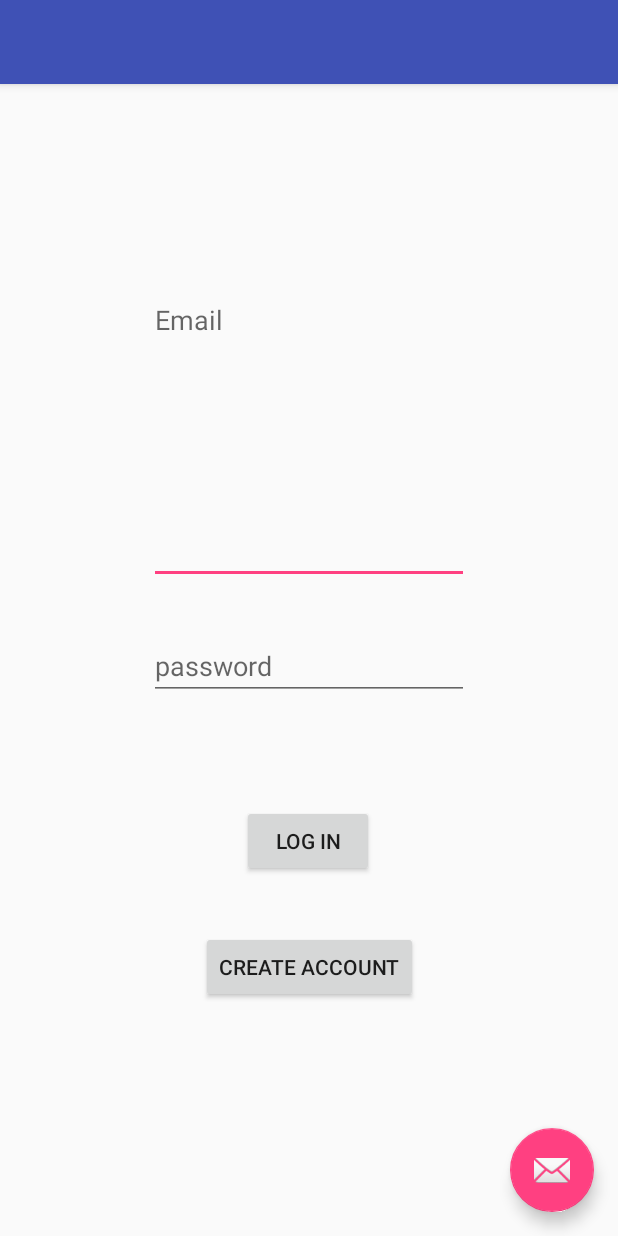
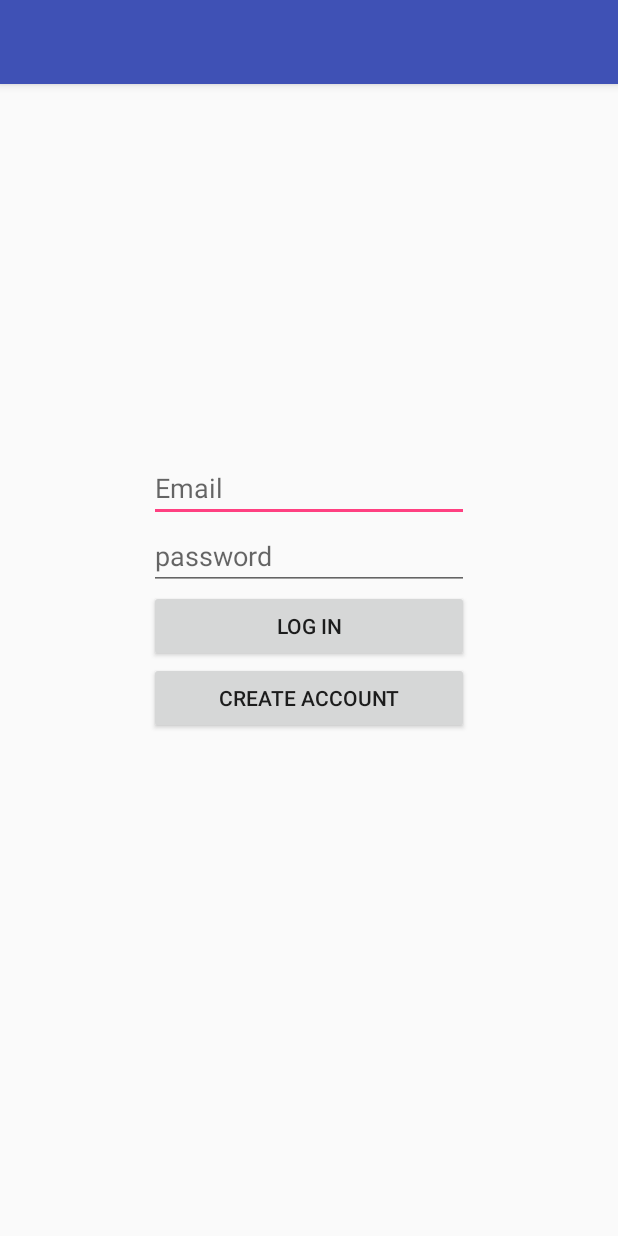
Before and after one commit to krowdedapp/krowdedapp.github.io, an Android app: the LoginActivity screen opened directly, with no data from a screen before it, after a tap on "LOG IN", on a phone screen of 412 x 824 dp. Run offline under Robolectric (Android 15) with nearby library versions, the light colour scheme and no system bars; our stand-ins replace Firebase (no records; nobody signed in at launch, a user with empty details on screens opened directly).

Commit message:
changed redirect to map on account creatation, fixed login form

```diff
--- a/Krowded-Mobile-App/Hello World App/src/main/java/com/example/thebestteam/cs495capstonecomputing/CreateAccount.java
+++ b/Krowded-Mobile-App/Hello World App/src/main/java/com/example/thebestteam/cs495capstonecomputing/CreateAccount.java
@@ -71,8 +71,8 @@ public class CreateAccount extends AppCompatActivity {
                 message = "Account Created";
 
 
-                // Whisk the user away back to the profile view
-                Intent myIntent = new Intent(this, ProfileActivity.class);
+                // Whisk the user away back to the map view
+                Intent myIntent = new Intent(this, MapsActivity.class);
                 startActivity(myIntent);
             }
         } else message = "Passwords Do Not Match";
--- a/Krowded-Mobile-App/Hello World App/src/main/java/com/example/thebestteam/cs495capstonecomputing/User.java
+++ b/Krowded-Mobile-App/Hello World App/src/main/java/com/example/thebestteam/cs495capstonecomputing/User.java
@@ -87,8 +87,9 @@ public class User {
 
 
     // Method to Confirm Log Im
-    public String logIn(final String email, final String password) {
+    public String logIn(String uEmail, final String password) {
         passMatch = false;
+        final String email = uEmail.replace(".","");
 
         // Check if passwords match
         mRoot.child("auth").addListenerForSingleValueEvent(new ValueEventListener() {
@@ -96,10 +97,8 @@ public class User {
             public void onDataChange(DataSnapshot dataSnapshot) {
                 if (dataSnapshot.child(email) == null) { passMatch = false; } // User does not exist
                 else {
-
                     // Grab password from FireBase, compare with supplied password
                     String realPass = dataSnapshot.child(email).child("password").getValue(String.class);
-
                     if (password.equals(realPass)) {
                         passMatch = true;
                     }
--- a/Krowded-Mobile-App/Hello World App/src/main/res/layout/activity_login.xml
+++ b/Krowded-Mobile-App/Hello World App/src/main/res/layout/activity_login.xml
@@ -22,12 +22,4 @@
 
     <include layout="@layout/content_login" />
 
-    <android.support.design.widget.FloatingActionButton
-        android:id="@+id/fab"
-        android:layout_width="wrap_content"
-        android:layout_height="wrap_content"
-        android:layout_gravity="bottom|end"
-        android:layout_margin="@dimen/fab_margin"
-        app:srcCompat="@android:drawable/ic_dialog_email" />
-
 </android.support.design.widget.CoordinatorLayout>
--- a/Krowded-Mobile-App/Hello World App/src/main/res/layout/content_login.xml
+++ b/Krowded-Mobile-App/Hello World App/src/main/res/layout/content_login.xml
@@ -7,66 +7,49 @@
     tools:context="com.example.thebestteam.cs495capstonecomputing.MainActivity"
     tools:layout_editor_absoluteY="81dp">
 
+    <LinearLayout
+        android:layout_width="wrap_content"
+        android:layout_height="wrap_content"
+        android:layout_marginBottom="32dp"
+        android:layout_marginEnd="8dp"
+        android:layout_marginStart="8dp"
+        android:orientation="vertical"
+        app:layout_constraintBottom_toBottomOf="parent"
+        app:layout_constraintEnd_toEndOf="parent"
+        app:layout_constraintStart_toStartOf="parent"
+        app:layout_constraintTop_toTopOf="parent">
+
         <EditText
             android:id="@+id/txtEmail"
-        android:layout_width="wrap_content"
-        android:layout_height="0dp"
-        android:layout_marginBottom="32dp"
-        android:layout_marginTop="38dp"
+            android:layout_width="match_parent"
+            android:layout_height="wrap_content"
             android:ems="10"
             android:hint="Email"
-        android:inputType="textPersonName"
-        app:layout_constraintBottom_toTopOf="@+id/txtPassword"
-        app:layout_constraintEnd_toEndOf="parent"
-        app:layout_constraintStart_toStartOf="parent"
-        app:layout_constraintTop_toTopOf="parent" />
+            android:inputType="textPersonName" />
 
         <EditText
             android:id="@+id/txtPassword"
-        android:layout_width="wrap_content"
+            android:layout_width="match_parent"
             android:layout_height="wrap_content"
-        android:layout_marginBottom="70dp"
             android:ems="10"
             android:hint="password"
             android:inputType="textPassword"
-        android:singleLine="false"
-        app:layout_constraintBottom_toTopOf="@+id/btnLogin"
-        app:layout_constraintStart_toStartOf="@+id/txtEmail"
-        app:layout_constraintTop_toBottomOf="@+id/txtEmail" />
+            android:singleLine="false" />
 
         <Button
             android:id="@+id/btnLogin"
-        android:layout_width="wrap_content"
+            android:layout_width="match_parent"
             android:layout_height="wrap_content"
-        android:layout_marginBottom="36dp"
-        android:layout_marginLeft="27dp"
-        android:layout_marginStart="27dp"
             android:onClick="tryLogin"
-        android:password="false"
-        android:text="Log In"
-        app:layout_constraintBottom_toTopOf="@+id/btnCreateAccount"
-        app:layout_constraintStart_toStartOf="@+id/btnCreateAccount"
-        app:layout_constraintTop_toBottomOf="@+id/txtPassword" />
+            android:text="Log In" />
 
         <Button
             android:id="@+id/btnCreateAccount"
-        android:layout_width="wrap_content"
+            android:layout_width="match_parent"
             android:layout_height="wrap_content"
-        android:layout_marginBottom="155dp"
             android:onClick="createAccount"
-        android:text="Create Account"
-        app:layout_constraintBottom_toBottomOf="parent"
-        app:layout_constraintEnd_toEndOf="parent"
-        app:layout_constraintStart_toStartOf="parent"
-        app:layout_constraintTop_toBottomOf="@+id/btnLogin" />
+            android:text="Create Account" />
 
-    <TextView
-        android:id="@+id/txtPassCheck"
-        android:layout_width="wrap_content"
-        android:layout_height="wrap_content"
-        android:text="TextView"
-        android:visibility="invisible"
-        tools:layout_editor_absoluteX="2dp"
-        tools:layout_editor_absoluteY="0dp" />
+    </LinearLayout>
 
 </android.support.constraint.ConstraintLayout>
```
Lines whose indentation alone changed are shown as unchanged.
